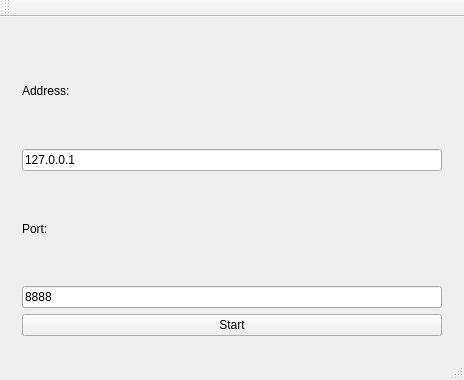
This is hackserver/hackserver.ui in Scotfarel/HACKchat as Qt 5 draws it before an edit. The edited form follows.
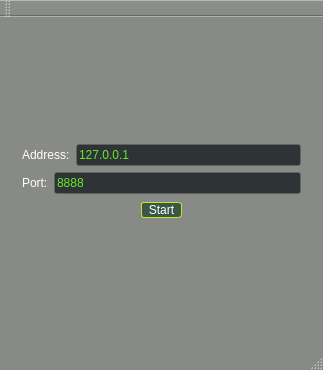
This is the edited form.

Diff of the .ui file:
```diff
--- a/hackserver/hackserver.ui
+++ b/hackserver/hackserver.ui
@@ -6,10 +6,74 @@
    <rect>
     <x>0</x>
     <y>0</y>
-    <width>464</width>
-    <height>380</height>
+    <width>323</width>
+    <height>370</height>
    </rect>
   </property>
+  <property name="palette">
+   <palette>
+    <active>
+     <colorrole role="Base">
+      <brush brushstyle="SolidPattern">
+       <color alpha="255">
+        <red>255</red>
+        <green>255</green>
+        <blue>255</blue>
+       </color>
+      </brush>
+     </colorrole>
+     <colorrole role="Window">
+      <brush brushstyle="SolidPattern">
+       <color alpha="255">
+        <red>136</red>
+        <green>138</green>
+        <blue>133</blue>
+       </color>
+      </brush>
+     </colorrole>
+    </active>
+    <inactive>
+     <colorrole role="Base">
+      <brush brushstyle="SolidPattern">
+       <color alpha="255">
+        <red>255</red>
+        <green>255</green>
+        <blue>255</blue>
+       </color>
+      </brush>
+     </colorrole>
+     <colorrole role="Window">
+      <brush brushstyle="SolidPattern">
+       <color alpha="255">
+        <red>136</red>
+        <green>138</green>
+        <blue>133</blue>
+       </color>
+      </brush>
+     </colorrole>
+    </inactive>
+    <disabled>
+     <colorrole role="Base">
+      <brush brushstyle="SolidPattern">
+       <color alpha="255">
+        <red>136</red>
+        <green>138</green>
+        <blue>133</blue>
+       </color>
+      </brush>
+     </colorrole>
+     <colorrole role="Window">
+      <brush brushstyle="SolidPattern">
+       <color alpha="255">
+        <red>136</red>
+        <green>138</green>
+        <blue>133</blue>
+       </color>
+      </brush>
+     </colorrole>
+    </disabled>
+   </palette>
+  </property>
   <property name="windowTitle">
    <string>hackserver</string>
   </property>
@@ -21,41 +85,543 @@
        <number>0</number>
       </property>
       <widget class="QWidget" name="page">
-       <layout class="QVBoxLayout" name="verticalLayout_3">
-        <item>
-         <widget class="QLabel" name="label_2">
-          <property name="text">
-           <string>Address:</string>
-          </property>
-         </widget>
-        </item>
-        <item>
-         <widget class="QLineEdit" name="address_line">
-          <property name="text">
-           <string>127.0.0.1</string>
-          </property>
-         </widget>
-        </item>
-        <item>
-         <widget class="QLabel" name="label_3">
-          <property name="text">
-           <string>Port:</string>
-          </property>
-         </widget>
-        </item>
-        <item>
-         <widget class="QLineEdit" name="port_line">
-          <property name="text">
-           <string>8888</string>
-          </property>
-         </widget>
-        </item>
-        <item>
-         <widget class="QPushButton" name="startButton">
-          <property name="text">
-           <string>Start</string>
-          </property>
-         </widget>
+       <layout class="QGridLayout" name="gridLayout_2">
+        <item row="0" column="0">
+         <layout class="QGridLayout" name="gridLayout">
+          <item row="0" column="0">
+           <layout class="QHBoxLayout" name="horizontalLayout">
+            <item>
+             <widget class="QLabel" name="label_2">
+              <property name="palette">
+               <palette>
+                <active>
+                 <colorrole role="WindowText">
+                  <brush brushstyle="SolidPattern">
+                   <color alpha="255">
+                    <red>255</red>
+                    <green>255</green>
+                    <blue>255</blue>
+                   </color>
+                  </brush>
+                 </colorrole>
+                 <colorrole role="Text">
+                  <brush brushstyle="SolidPattern">
+                   <color alpha="255">
+                    <red>255</red>
+                    <green>255</green>
+                    <blue>255</blue>
+                   </color>
+                  </brush>
+                 </colorrole>
+                 <colorrole role="ButtonText">
+                  <brush brushstyle="SolidPattern">
+                   <color alpha="255">
+                    <red>255</red>
+                    <green>255</green>
+                    <blue>255</blue>
+                   </color>
+                  </brush>
+                 </colorrole>
+                </active>
+                <inactive>
+                 <colorrole role="WindowText">
+                  <brush brushstyle="SolidPattern">
+                   <color alpha="255">
+                    <red>255</red>
+                    <green>255</green>
+                    <blue>255</blue>
+                   </color>
+                  </brush>
+                 </colorrole>
+                 <colorrole role="Text">
+                  <brush brushstyle="SolidPattern">
+                   <color alpha="255">
+                    <red>255</red>
+                    <green>255</green>
+                    <blue>255</blue>
+                   </color>
+                  </brush>
+                 </colorrole>
+                 <colorrole role="ButtonText">
+                  <brush brushstyle="SolidPattern">
+                   <color alpha="255">
+                    <red>255</red>
+                    <green>255</green>
+                    <blue>255</blue>
+                   </color>
+                  </brush>
+                 </colorrole>
+                </inactive>
+                <disabled>
+                 <colorrole role="WindowText">
+                  <brush brushstyle="SolidPattern">
+                   <color alpha="255">
+                    <red>190</red>
+                    <green>190</green>
+                    <blue>190</blue>
+                   </color>
+                  </brush>
+                 </colorrole>
+                 <colorrole role="Text">
+                  <brush brushstyle="SolidPattern">
+                   <color alpha="255">
+                    <red>190</red>
+                    <green>190</green>
+                    <blue>190</blue>
+                   </color>
+                  </brush>
+                 </colorrole>
+                 <colorrole role="ButtonText">
+                  <brush brushstyle="SolidPattern">
+                   <color alpha="255">
+                    <red>190</red>
+                    <green>190</green>
+                    <blue>190</blue>
+                   </color>
+                  </brush>
+                 </colorrole>
+                </disabled>
+               </palette>
+              </property>
+              <property name="text">
+               <string>Address:</string>
+              </property>
+             </widget>
+            </item>
+            <item>
+             <widget class="QLineEdit" name="address_line">
+              <property name="palette">
+               <palette>
+                <active>
+                 <colorrole role="WindowText">
+                  <brush brushstyle="SolidPattern">
+                   <color alpha="255">
+                    <red>255</red>
+                    <green>255</green>
+                    <blue>255</blue>
+                   </color>
+                  </brush>
+                 </colorrole>
+                 <colorrole role="Text">
+                  <brush brushstyle="SolidPattern">
+                   <color alpha="255">
+                    <red>105</red>
+                    <green>229</green>
+                    <blue>46</blue>
+                   </color>
+                  </brush>
+                 </colorrole>
+                 <colorrole role="Base">
+                  <brush brushstyle="SolidPattern">
+                   <color alpha="255">
+                    <red>46</red>
+                    <green>52</green>
+                    <blue>54</blue>
+                   </color>
+                  </brush>
+                 </colorrole>
+                </active>
+                <inactive>
+                 <colorrole role="WindowText">
+                  <brush brushstyle="SolidPattern">
+                   <color alpha="255">
+                    <red>255</red>
+                    <green>255</green>
+                    <blue>255</blue>
+                   </color>
+                  </brush>
+                 </colorrole>
+                 <colorrole role="Text">
+                  <brush brushstyle="SolidPattern">
+                   <color alpha="255">
+                    <red>105</red>
+                    <green>229</green>
+                    <blue>46</blue>
+                   </color>
+                  </brush>
+                 </colorrole>
+                 <colorrole role="Base">
+                  <brush brushstyle="SolidPattern">
+                   <color alpha="255">
+                    <red>46</red>
+                    <green>52</green>
+                    <blue>54</blue>
+                   </color>
+                  </brush>
+                 </colorrole>
+                </inactive>
+                <disabled>
+                 <colorrole role="WindowText">
+                  <brush brushstyle="SolidPattern">
+                   <color alpha="255">
+                    <red>190</red>
+                    <green>190</green>
+                    <blue>190</blue>
+                   </color>
+                  </brush>
+                 </colorrole>
+                 <colorrole role="Text">
+                  <brush brushstyle="SolidPattern">
+                   <color alpha="255">
+                    <red>190</red>
+                    <green>190</green>
+                    <blue>190</blue>
+                   </color>
+                  </brush>
+                 </colorrole>
+                 <colorrole role="Base">
+                  <brush brushstyle="SolidPattern">
+                   <color alpha="255">
+                    <red>239</red>
+                    <green>239</green>
+                    <blue>239</blue>
+                   </color>
+                  </brush>
+                 </colorrole>
+                </disabled>
+               </palette>
+              </property>
+              <property name="text">
+               <string>127.0.0.1</string>
+              </property>
+             </widget>
+            </item>
+           </layout>
+          </item>
+          <item row="1" column="0">
+           <layout class="QHBoxLayout" name="horizontalLayout_2">
+            <item>
+             <widget class="QLabel" name="label_3">
+              <property name="palette">
+               <palette>
+                <active>
+                 <colorrole role="WindowText">
+                  <brush brushstyle="SolidPattern">
+                   <color alpha="255">
+                    <red>255</red>
+                    <green>255</green>
+                    <blue>255</blue>
+                   </color>
+                  </brush>
+                 </colorrole>
+                </active>
+                <inactive>
+                 <colorrole role="WindowText">
+                  <brush brushstyle="SolidPattern">
+                   <color alpha="255">
+                    <red>255</red>
+                    <green>255</green>
+                    <blue>255</blue>
+                   </color>
+                  </brush>
+                 </colorrole>
+                </inactive>
+                <disabled>
+                 <colorrole role="WindowText">
+                  <brush brushstyle="SolidPattern">
+                   <color alpha="255">
+                    <red>190</red>
+                    <green>190</green>
+                    <blue>190</blue>
+                   </color>
+                  </brush>
+                 </colorrole>
+                </disabled>
+               </palette>
+              </property>
+              <property name="text">
+               <string>Port:</string>
+              </property>
+             </widget>
+            </item>
+            <item>
+             <widget class="QLineEdit" name="port_line">
+              <property name="palette">
+               <palette>
+                <active>
+                 <colorrole role="Text">
+                  <brush brushstyle="SolidPattern">
+                   <color alpha="255">
+                    <red>105</red>
+                    <green>229</green>
+                    <blue>46</blue>
+                   </color>
+                  </brush>
+                 </colorrole>
+                 <colorrole role="Base">
+                  <brush brushstyle="SolidPattern">
+                   <color alpha="255">
+                    <red>46</red>
+                    <green>52</green>
+                    <blue>54</blue>
+                   </color>
+                  </brush>
+                 </colorrole>
+                </active>
+                <inactive>
+                 <colorrole role="Text">
+                  <brush brushstyle="SolidPattern">
+                   <color alpha="255">
+                    <red>105</red>
+                    <green>229</green>
+                    <blue>46</blue>
+                   </color>
+                  </brush>
+                 </colorrole>
+                 <colorrole role="Base">
+                  <brush brushstyle="SolidPattern">
+                   <color alpha="255">
+                    <red>46</red>
+                    <green>52</green>
+                    <blue>54</blue>
+                   </color>
+                  </brush>
+                 </colorrole>
+                </inactive>
+                <disabled>
+                 <colorrole role="Text">
+                  <brush brushstyle="SolidPattern">
+                   <color alpha="255">
+                    <red>190</red>
+                    <green>190</green>
+                    <blue>190</blue>
+                   </color>
+                  </brush>
+                 </colorrole>
+                 <colorrole role="Base">
+                  <brush brushstyle="SolidPattern">
+                   <color alpha="255">
+                    <red>239</red>
+                    <green>239</green>
+                    <blue>239</blue>
+                   </color>
+                  </brush>
+                 </colorrole>
+                </disabled>
+               </palette>
+              </property>
+              <property name="text">
+               <string>8888</string>
+              </property>
+             </widget>
+            </item>
+           </layout>
+          </item>
+          <item row="2" column="0">
+           <layout class="QHBoxLayout" name="horizontalLayout_3">
+            <item>
+             <spacer name="horizontalSpacer">
+              <property name="orientation">
+               <enum>Qt::Horizontal</enum>
+              </property>
+              <property name="sizeHint" stdset="0">
+               <size>
+                <width>40</width>
+                <height>20</height>
+               </size>
+              </property>
+             </spacer>
+            </item>
+            <item>
+             <widget class="QPushButton" name="startButton">
+              <property name="palette">
+               <palette>
+                <active>
+                 <colorrole role="WindowText">
+                  <brush brushstyle="SolidPattern">
+                   <color alpha="255">
+                    <red>255</red>
+                    <green>255</green>
+                    <blue>255</blue>
+                   </color>
+                  </brush>
+                 </colorrole>
+                 <colorrole role="Button">
+                  <brush brushstyle="SolidPattern">
+                   <color alpha="255">
+                    <red>57</red>
+                    <green>88</green>
+                    <blue>69</blue>
+                   </color>
+                  </brush>
+                 </colorrole>
+                 <colorrole role="Text">
+                  <brush brushstyle="SolidPattern">
+                   <color alpha="255">
+                    <red>255</red>
+                    <green>255</green>
+                    <blue>255</blue>
+                   </color>
+                  </brush>
+                 </colorrole>
+                 <colorrole role="ButtonText">
+                  <brush brushstyle="SolidPattern">
+                   <color alpha="255">
+                    <red>255</red>
+                    <green>255</green>
+                    <blue>255</blue>
+                   </color>
+                  </brush>
+                 </colorrole>
+                 <colorrole role="Base">
+                  <brush brushstyle="SolidPattern">
+                   <color alpha="255">
+                    <red>57</red>
+                    <green>88</green>
+                    <blue>69</blue>
+                   </color>
+                  </brush>
+                 </colorrole>
+                 <colorrole role="Window">
+                  <brush brushstyle="SolidPattern">
+                   <color alpha="255">
+                    <red>57</red>
+                    <green>88</green>
+                    <blue>69</blue>
+                   </color>
+                  </brush>
+                 </colorrole>
+                </active>
+                <inactive>
+                 <colorrole role="WindowText">
+                  <brush brushstyle="SolidPattern">
+                   <color alpha="255">
+                    <red>255</red>
+                    <green>255</green>
+                    <blue>255</blue>
+                   </color>
+                  </brush>
+                 </colorrole>
+                 <colorrole role="Button">
+                  <brush brushstyle="SolidPattern">
+                   <color alpha="255">
+                    <red>57</red>
+                    <green>88</green>
+                    <blue>69</blue>
+                   </color>
+                  </brush>
+                 </colorrole>
+                 <colorrole role="Text">
+                  <brush brushstyle="SolidPattern">
+                   <color alpha="255">
+                    <red>255</red>
+                    <green>255</green>
+                    <blue>255</blue>
+                   </color>
+                  </brush>
+                 </colorrole>
+                 <colorrole role="ButtonText">
+                  <brush brushstyle="SolidPattern">
+                   <color alpha="255">
+                    <red>255</red>
+                    <green>255</green>
+                    <blue>255</blue>
+                   </color>
+                  </brush>
+                 </colorrole>
+                 <colorrole role="Base">
+                  <brush brushstyle="SolidPattern">
+                   <color alpha="255">
+                    <red>57</red>
+                    <green>88</green>
+                    <blue>69</blue>
+                   </color>
+                  </brush>
+                 </colorrole>
+                 <colorrole role="Window">
+                  <brush brushstyle="SolidPattern">
+                   <color alpha="255">
+                    <red>57</red>
+                    <green>88</green>
+                    <blue>69</blue>
+                   </color>
+                  </brush>
+                 </colorrole>
+                </inactive>
+                <disabled>
+                 <colorrole role="WindowText">
+                  <brush brushstyle="SolidPattern">
+                   <color alpha="255">
+                    <red>190</red>
+                    <green>190</green>
+                    <blue>190</blue>
+                   </color>
+                  </brush>
+                 </colorrole>
+                 <colorrole role="Button">
+                  <brush brushstyle="SolidPattern">
+                   <color alpha="255">
+                    <red>57</red>
+                    <green>88</green>
+                    <blue>69</blue>
+                   </color>
+                  </brush>
+                 </colorrole>
+                 <colorrole role="Text">
+                  <brush brushstyle="SolidPattern">
+                   <color alpha="255">
+                    <red>190</red>
+                    <green>190</green>
+                    <blue>190</blue>
+                   </color>
+                  </brush>
+                 </colorrole>
+                 <colorrole role="ButtonText">
+                  <brush brushstyle="SolidPattern">
+                   <color alpha="255">
+                    <red>190</red>
+                    <green>190</green>
+                    <blue>190</blue>
+                   </color>
+                  </brush>
+                 </colorrole>
+                 <colorrole role="Base">
+                  <brush brushstyle="SolidPattern">
+                   <color alpha="255">
+                    <red>57</red>
+                    <green>88</green>
+                    <blue>69</blue>
+                   </color>
+                  </brush>
+                 </colorrole>
+                 <colorrole role="Window">
+                  <brush brushstyle="SolidPattern">
+                   <color alpha="255">
+                    <red>57</red>
+                    <green>88</green>
+                    <blue>69</blue>
+                   </color>
+                  </brush>
+                 </colorrole>
+                </disabled>
+               </palette>
+              </property>
+              <property name="styleSheet">
+               <string notr="true">background-color: rgb(57, 88, 69);
+border: 1px solid rgb(200, 226, 52);
+border-radius: 3px</string>
+              </property>
+              <property name="text">
+               <string>  Start  </string>
+              </property>
+             </widget>
+            </item>
+            <item>
+             <spacer name="horizontalSpacer_2">
+              <property name="orientation">
+               <enum>Qt::Horizontal</enum>
+              </property>
+              <property name="sizeHint" stdset="0">
+               <size>
+                <width>40</width>
+                <height>20</height>
+               </size>
+              </property>
+             </spacer>
+            </item>
+           </layout>
+          </item>
+         </layout>
         </item>
        </layout>
       </widget>
```
Left out of the diff: 255 changed lines with no effect on the pictures.
